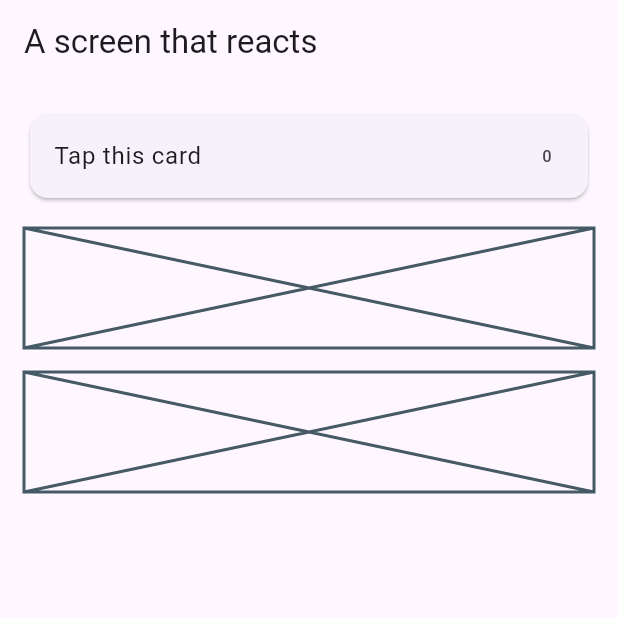
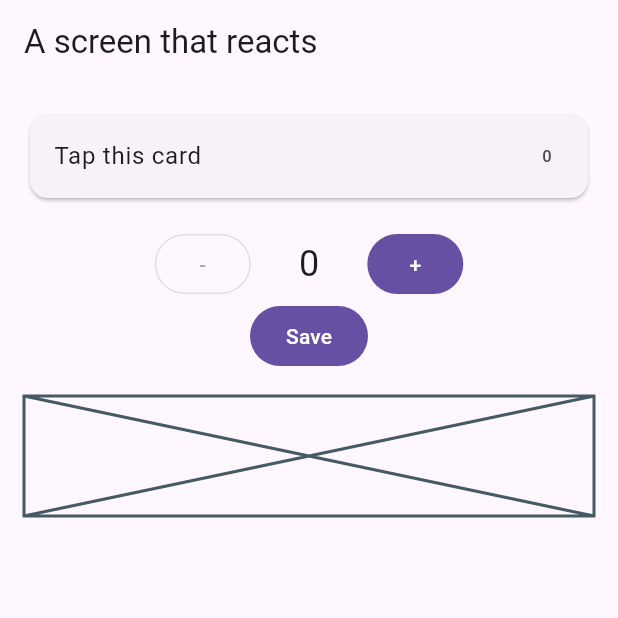
Before and after one commit to aablty/kbtu_flutter_2026, a Flutter app: the screen it shows after launch, on a phone screen of 412 x 824 dp, the top half of it. Run offline on Flutter 3.47's test engine with Material 3 defaults, Android fonts, the phone set to English and light mode, and no system bars.

Commit message:
practice 4: level 3 - A counter that goes both ways - implemented TwoWayCounter stateful widget

```diff
--- a/week04/lib/main.dart
+++ b/week04/lib/main.dart
@@ -10,7 +10,8 @@ class MyApp extends StatelessWidget {
   const MyApp({super.key});
 
   @override
-  Widget build(BuildContext context) => const MaterialApp(home: HomeScreen());
+  Widget build(BuildContext context) =>
+      const MaterialApp(home: HomeScreen(), debugShowCheckedModeBanner: false);
 }
 
 class HomeScreen extends StatelessWidget {
--- a/week04/lib/two_way_counter.dart
+++ b/week04/lib/two_way_counter.dart
@@ -1,8 +1,49 @@
 import 'package:flutter/material.dart';
 
-class TwoWayCounter extends StatelessWidget {
+class TwoWayCounter extends StatefulWidget {
   const TwoWayCounter({super.key});
 
   @override
-  Widget build(BuildContext context) => const Placeholder(fallbackHeight: 80);
+  State<TwoWayCounter> createState() => _TwoWayCounterState();
 }
+
+class _TwoWayCounterState extends State<TwoWayCounter> {
+  int _counter = 0;
+  bool _saving = false;
+
+  void _increment() => setState(() => _counter++);
+
+  void _decrement() => setState(() => _counter--);
+
+  void _save() async {
+    setState(() => _saving = true);
+    await Future.delayed(const Duration(seconds: 2));
+    if (!mounted) return;
+    setState(() => _saving = false);
+    ScaffoldMessenger.of(context)
+        .showSnackBar(const SnackBar(content: Text('Saved')));
+  }
+
+  @override
+  Widget build(BuildContext context) => Column(
+    children: [
+      Row(
+        spacing: 32,
+        mainAxisAlignment: MainAxisAlignment.center,
+        children: [
+          OutlinedButton(
+            onPressed: _counter <= 0 ? null : _decrement,
+            child: const Text('-'),
+          ),
+          Text('$_counter', style: const TextStyle(fontSize: 24)),
+          FilledButton(onPressed: _increment, child: const Text('+')),
+        ],
+      ),
+      FilledButton(
+        onPressed: _saving ? null : _save,
+        style: const ButtonStyle(),
+        child: _saving ? const CircularProgressIndicator() : const Text('Save'),
+      ),
+    ],
+  );
+}
```
